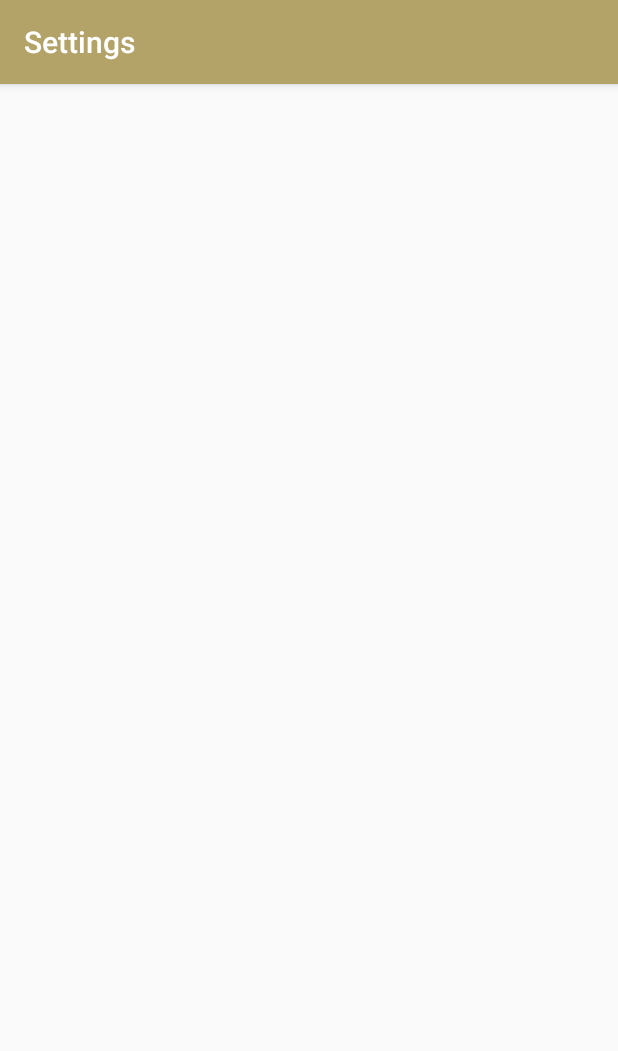
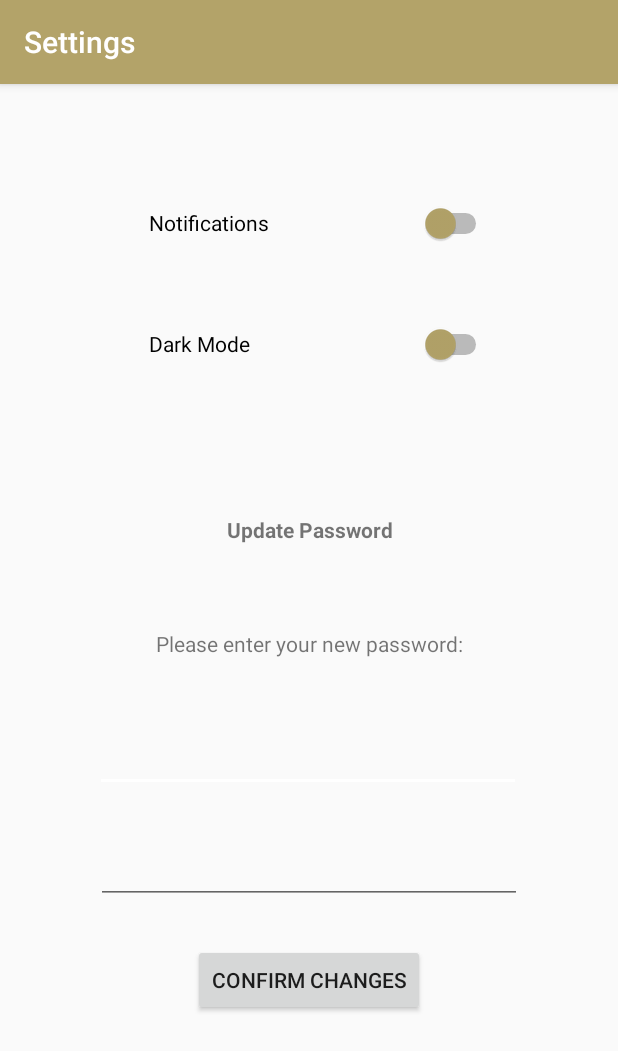
Before and after one commit to ExperimentalFlightsVIP/APP-Client, an Android app: the SettingsActivity screen opened directly, with no data from a screen before it, on a phone screen of 412 x 824 dp. Shown: the top 1051 px of the screen. Run offline under Robolectric (Android 15) with nearby library versions, the phone set to English and light mode, and no system bars.

Commit message:
Changes to settings page for midterm presentation

```diff
--- a/app/src/main/res/layout/activity_settings.xml
+++ b/app/src/main/res/layout/activity_settings.xml
@@ -6,4 +6,110 @@
     android:layout_height="match_parent"
     tools:context=".SettingsActivity">
 
+    <EditText
+        android:id="@+id/editTextTextPassword2"
+        android:layout_width="284dp"
+        android:layout_height="48dp"
+        android:layout_marginBottom="10dp"
+        android:contentDescription="Confirm password"
+        android:ems="10"
+        android:inputType="textPassword"
+        android:visibility="visible"
+        app:layout_constraintBottom_toTopOf="@+id/editTextTextPassword"
+        app:layout_constraintEnd_toEndOf="parent"
+        app:layout_constraintHorizontal_bias="0.496"
+        app:layout_constraintStart_toStartOf="parent"
+        app:layout_constraintTop_toBottomOf="@+id/textView2"
+        tools:ignore="EditableContentDescCheck,EditableContentDescCheck"
+        tools:visibility="visible" />
+
+    <EditText
+        android:id="@+id/editTextTextPassword"
+        android:layout_width="284dp"
+        android:layout_height="48dp"
+        android:layout_marginStart="66dp"
+        android:layout_marginEnd="66dp"
+        android:layout_marginBottom="10dp"
+        android:contentDescription="Enter new password here"
+        android:ems="10"
+        android:inputType="textPassword"
+        app:layout_constraintBottom_toTopOf="@+id/button3"
+        app:layout_constraintEnd_toEndOf="parent"
+        app:layout_constraintStart_toStartOf="parent"
+        app:layout_constraintTop_toBottomOf="@+id/editTextTextPassword2"
+        tools:ignore="EditableContentDescCheck,EditableContentDescCheck" />
+
+    <Button
+        android:id="@+id/button3"
+        android:layout_width="wrap_content"
+        android:layout_height="wrap_content"
+        android:layout_marginBottom="130dp"
+        android:text="Confirm Changes"
+        app:layout_constraintBottom_toBottomOf="parent"
+        app:layout_constraintEnd_toEndOf="parent"
+        app:layout_constraintStart_toStartOf="parent"
+        app:layout_constraintTop_toBottomOf="@+id/editTextTextPassword" />
+
+    <TextView
+        android:id="@+id/textView2"
+        android:layout_width="284dp"
+        android:layout_height="48dp"
+        android:layout_marginBottom="10dp"
+        android:gravity="center"
+        android:text="Please enter your new password:"
+        app:layout_constraintBottom_toTopOf="@+id/editTextTextPassword2"
+        app:layout_constraintEnd_toEndOf="parent"
+        app:layout_constraintStart_toStartOf="parent"
+        app:layout_constraintTop_toBottomOf="@+id/textView3" />
+
+    <TextView
+        android:id="@+id/textView3"
+        android:layout_width="284dp"
+        android:layout_height="48dp"
+        android:layout_marginStart="65dp"
+        android:layout_marginEnd="65dp"
+        android:layout_marginBottom="11dp"
+        android:gravity="center"
+        android:text="Update Password"
+        android:textStyle="bold"
+        app:layout_constraintBottom_toTopOf="@+id/textView2"
+        app:layout_constraintEnd_toEndOf="parent"
+        app:layout_constraintStart_toStartOf="parent"
+        app:layout_constraintTop_toBottomOf="@+id/switch2" />
+
+    <Switch
+        android:id="@+id/switch1"
+        android:layout_width="284dp"
+        android:layout_height="48dp"
+        android:layout_marginStart="64dp"
+        android:layout_marginTop="52dp"
+        android:layout_marginEnd="64dp"
+        android:layout_marginBottom="16dp"
+        android:gravity="center_vertical"
+        android:paddingLeft="35dp"
+        android:paddingRight="20dp"
+        android:text="Notifications"
+        android:thumbTint="@color/colorPrimary"
+        android:visibility="visible"
+        app:layout_constraintBottom_toTopOf="@+id/switch2"
+        app:layout_constraintEnd_toEndOf="parent"
+        app:layout_constraintStart_toStartOf="parent"
+        app:layout_constraintTop_toTopOf="parent"
+        tools:visibility="visible" />
+
+    <Switch
+        android:id="@+id/switch2"
+        android:layout_width="284dp"
+        android:layout_height="48dp"
+        android:layout_marginStart="62dp"
+        android:layout_marginEnd="62dp"
+        android:layout_marginBottom="59dp"
+        android:paddingLeft="35dp"
+        android:paddingRight="20dp"
+        android:text="Dark Mode"
+        android:thumbTint="@color/colorPrimary"
+        app:layout_constraintBottom_toTopOf="@+id/textView3"
+        app:layout_constraintEnd_toEndOf="parent"
+        app:layout_constraintStart_toStartOf="parent"
+        app:layout_constraintTop_toBottomOf="@+id/switch1" />
 </androidx.constraintlayout.widget.ConstraintLayout>
```
